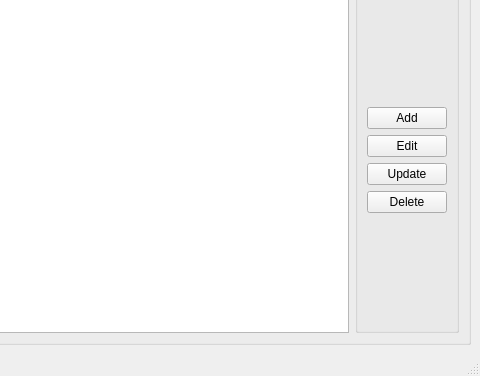
The window that registro.ui (ice-bit/registro) describes before a commit, drawn with Qt 5; both pictures show x 274 to 754 and y 115 to 491 of the 754 by 491 pixel window.
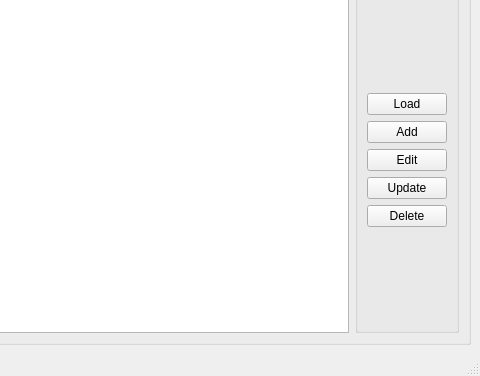
The same window after the commit.

```diff
--- a/registro.ui
+++ b/registro.ui
@@ -110,6 +110,13 @@
               </property>
              </spacer>
             </item>
+            <item>
+             <widget class="QPushButton" name="btnLoadElements">
+              <property name="text">
+               <string>Load</string>
+              </property>
+             </widget>
+            </item>
             <item>
              <widget class="QPushButton" name="pushButton">
               <property name="text">
```
Left out of the diff: 10 changed lines with no effect on the pictures.
